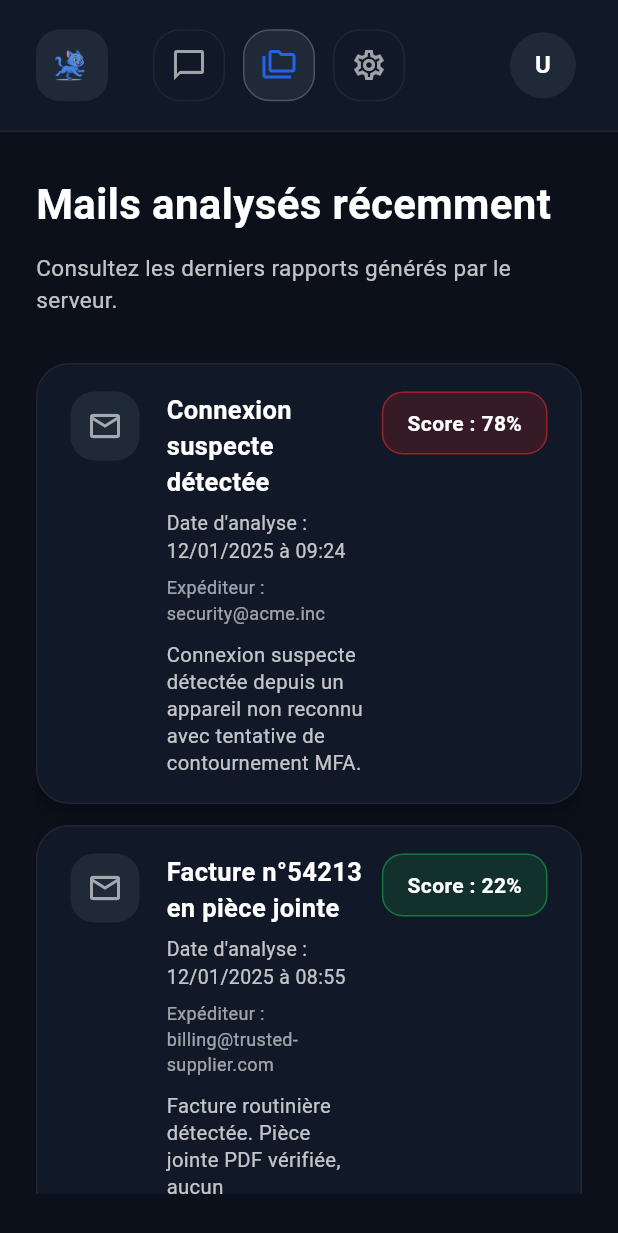
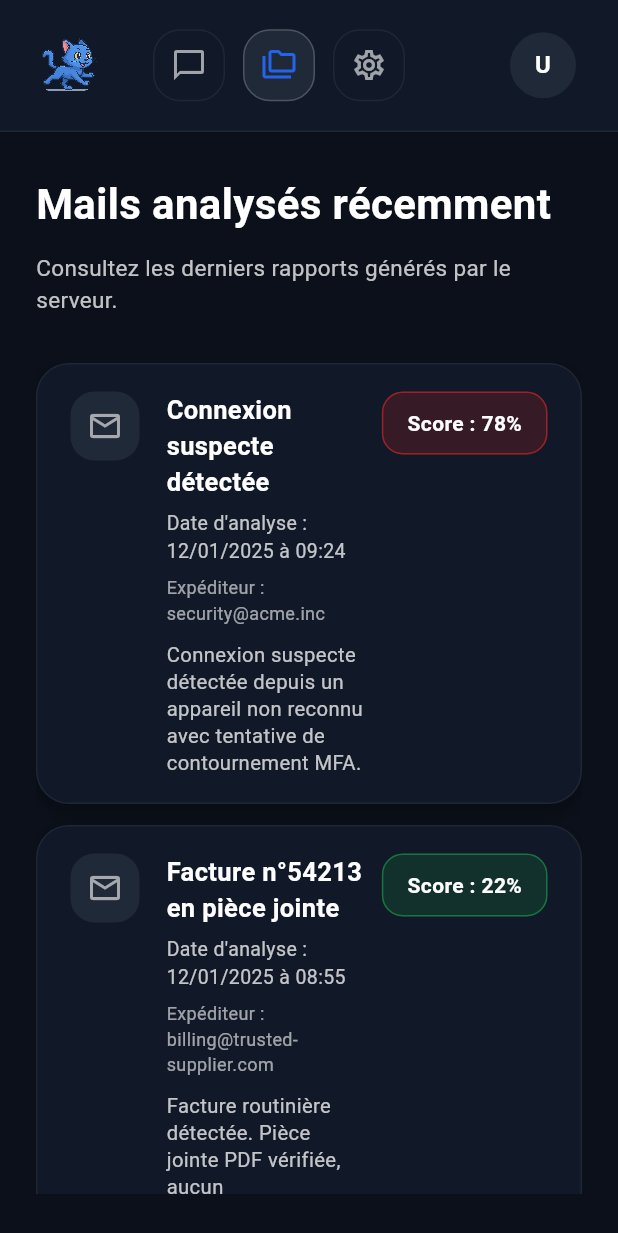
Before and after one commit to PLP-5A-Chat-Help/chatbot_app, a Flutter app: the MailsPage screen opened directly, on a phone screen of 412 x 824 dp. Shown: the top 1233 px of the screen. Run offline on Flutter 3.47's test engine with Material 3 defaults, Android fonts, the phone set to English and light mode, and no system bars; our stand-ins replace auto_size_text, file_picker, flutter_markdown_plus, pdf, speech_to_text; missing offline and left inert: dart:html, syncfusion_flutter_pdfviewer, window_size.

Commit message:
Adjust UI layout per feedback

```diff
--- a/lib/views/discussion_page.dart
+++ b/lib/views/discussion_page.dart
@@ -1190,7 +1190,7 @@ class _DiscussionPageState extends State<DiscussionPage> {
                     ],
                   ),
                 ),
-                if (isLoading)
+                if (isWide && isLoading)
                   _buildStatusChip(palette, 'Réponse en cours...'),
                 if (!isWide) const SizedBox(width: 8),
                 _buildHeaderAction(
--- a/lib/views/mails_page.dart
+++ b/lib/views/mails_page.dart
@@ -288,11 +288,7 @@ class _MailCard extends StatelessWidget {
                           ),
                         ),
                         const SizedBox(height: 10),
-                        Row(
-                          crossAxisAlignment: CrossAxisAlignment.start,
-                          children: [
-                            Expanded(
-                              child: Text(
+                        Text(
                           mail.summary,
                           style: TextStyle(
                             color: palette.textSecondary,
@@ -300,23 +296,22 @@ class _MailCard extends StatelessWidget {
                             height: 1.35,
                           ),
                         ),
+                      ],
                     ),
+                  ),
+                  const SizedBox(width: 12),
+                  Column(
+                    crossAxisAlignment: CrossAxisAlignment.end,
+                    children: [
+                      _ScoreBadge(palette: palette, score: mail.maliciousnessScore),
                       if (isWide && onStartConversation != null) ...[
-                              const SizedBox(width: 16),
+                        const SizedBox(height: 12),
                         _ConversationButton(
                           palette: palette,
                           onPressed: onStartConversation!,
                         ),
                       ],
                     ],
-                        ),
-                      ],
-                    ),
-                  ),
-                  const SizedBox(width: 12),
-                  Align(
-                    alignment: Alignment.topRight,
-                    child: _ScoreBadge(palette: palette, score: mail.maliciousnessScore),
                   ),
                 ],
               ),
--- a/lib/views/widgets/primary_navigation.dart
+++ b/lib/views/widgets/primary_navigation.dart
@@ -128,16 +128,13 @@ class PrimaryNavigation extends StatelessWidget {
   }
 
   Widget _buildLogo() {
-    return Container(
+    return SizedBox(
       width: 48,
       height: 48,
-      decoration: BoxDecoration(
-        color: palette.mutedSurface,
-        borderRadius: BorderRadius.circular(16),
-      ),
-      child: Padding(
-        padding: const EdgeInsets.all(10),
-        child: Image.asset('assets/logo.png', fit: BoxFit.contain),
+      child: Image.asset(
+        'assets/logo.png',
+        fit: BoxFit.contain,
+        filterQuality: FilterQuality.high,
       ),
     );
   }
```
Lines whose indentation alone changed are shown as unchanged.
